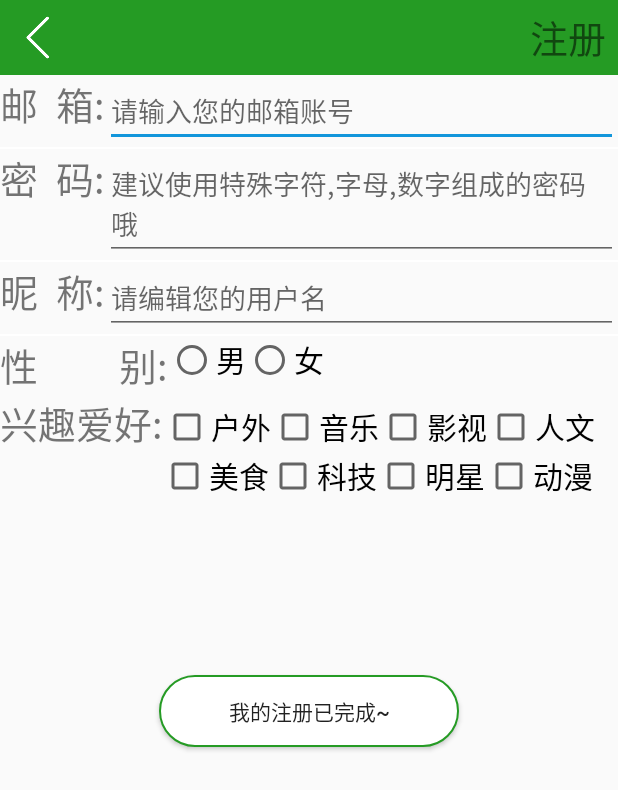
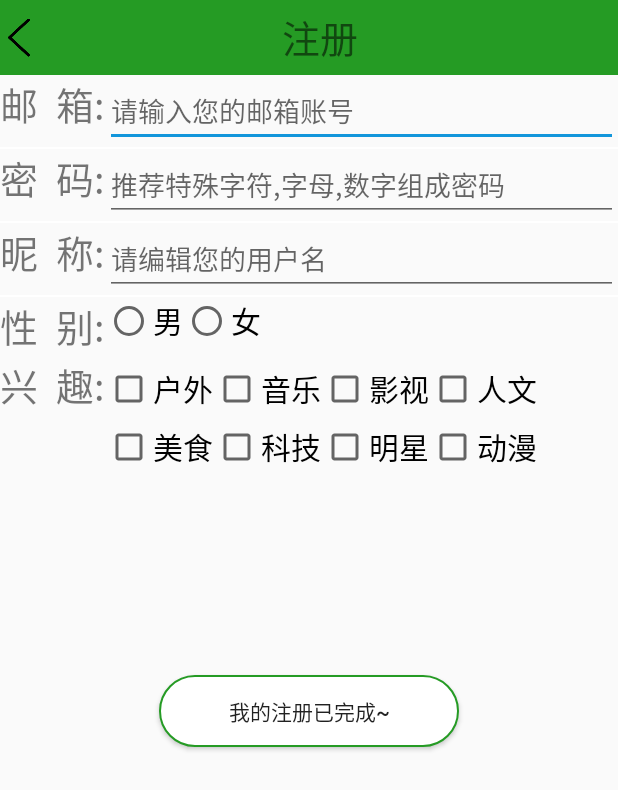
Before and after one commit to liumengyuan7/AndroidTraining, an Android app: the RegisterActivity screen opened directly, with no data from a screen before it, on a phone screen of 412 x 824 dp. Shown: the top 790 px of the screen. Run offline under Robolectric (Android 15) with nearby library versions, the phone set to English and light mode, and no system bars.

Commit message:
push-by-xcy

```diff
--- a/SmallPigeon/app/src/main/java/com/example/smallpigeon/LoginOrRegister/RegisterActivity.java
+++ b/SmallPigeon/app/src/main/java/com/example/smallpigeon/LoginOrRegister/RegisterActivity.java
@@ -2,16 +2,22 @@ package com.example.smallpigeon.LoginOrRegister;
 
 import androidx.appcompat.app.AppCompatActivity;
 
+import android.content.Context;
 import android.content.Intent;
 import android.os.Bundle;
 import android.os.Message;
+import android.util.DisplayMetrics;
 import android.util.Log;
 import android.view.View;
+import android.view.WindowManager;
 import android.widget.Button;
 import android.widget.CheckBox;
 import android.widget.EditText;
+import android.widget.ImageView;
+import android.widget.LinearLayout;
 import android.widget.RadioButton;
 import android.widget.RadioGroup;
+import android.widget.TextView;
 import android.widget.Toast;
 
 import com.example.smallpigeon.Fragment.MyFragment;
@@ -42,7 +48,8 @@ public class RegisterActivity extends AppCompatActivity {
     private CheckBox comic;
     private String str;
     private  String str1;
-
+    private  LinearLayout register_Linear;
+    private ImageView Register_Return;
 
     private EditText register_userEmail;
     private EditText register_userPassword;
@@ -54,7 +61,25 @@ public class RegisterActivity extends AppCompatActivity {
         super.onCreate(savedInstanceState);
         setContentView(R.layout.activity_register);
         getViews();
+        setViews();//屏幕适配
         registListeners();
+    }
+
+    private void setViews() {
+        WindowManager wm = (WindowManager) getSystemService(Context.WINDOW_SERVICE);
+        DisplayMetrics displayMetrics = new DisplayMetrics();
+        wm.getDefaultDisplay().getMetrics(displayMetrics);
+        int displayWidth = displayMetrics.widthPixels;
+        int displayHeight = displayMetrics.heightPixels;
+
+        LinearLayout.LayoutParams params1 = new LinearLayout.LayoutParams(
+                (int)(displayWidth * 1f + 0.1f),
+                (int)(displayHeight * 0.5f + 0.5f));
+        params1.setMargins((int)(displayWidth * 0.001f + 0.1f),(int)(displayHeight * 0.001f + 0.5f)
+                ,(int)(displayWidth * 0.05f + 0.5f),0);
+        register_Linear.setLayoutParams(params1);
+
+
     }
 
     private void getViews() {
@@ -74,11 +99,16 @@ public class RegisterActivity extends AppCompatActivity {
         register_userPassword=findViewById(R.id.register_userPassword);
         register_userNickname=findViewById(R.id.register_userNickname);
 
+        register_Linear=findViewById(R.id.register_Linear);
+
+        Register_Return=findViewById(R.id.Register_Return);
+
 
     }
     private void registListeners(){
         listener = new CustomeClickListener();
         btn_FinishReg.setOnClickListener(listener);
+        Register_Return.setOnClickListener(listener);
     }
 
 
@@ -123,20 +153,25 @@ public class RegisterActivity extends AppCompatActivity {
                     int b = str.length();
                     str1 = str.substring(0,b-1);//性别+兴趣爱好
                     Log.e("str1"," "+str1);
+
+                    String userEmail = register_userEmail.getText().toString();
+                    String userPassword = register_userPassword.getText().toString();
+                    String userNickname=register_userNickname.getText().toString();
+                    userRegister(userEmail,userPassword,userNickname,str1);
+
+                    Toast.makeText(getApplicationContext(),"恭喜你加入小鸽快跑~ 要好好锻炼哦~",Toast.LENGTH_SHORT).show();
+                    Intent intent = new Intent(RegisterActivity.this,LoginActivity.class);
+                    finish();
                     break;
 
-
+                case R.id.Register_Return:
+                    Intent intent3 = new Intent(RegisterActivity.this, LoginActivity.class);
+                    startActivity(intent3);
+                    break;
 
             }
 
-            String userEmail = register_userEmail.getText().toString();
-            String userPassword = register_userPassword.getText().toString();
-            String userNickname=register_userNickname.getText().toString();
-            userRegister(userEmail,userPassword,userNickname,str1);
 
-            Toast.makeText(getApplicationContext(),"恭喜你加入小鸽快跑~ 要好好锻炼哦~",Toast.LENGTH_SHORT).show();
-            Intent intent = new Intent(RegisterActivity.this,LoginActivity.class);
-            finish();
 
 
         }
--- a/SmallPigeon/app/src/main/res/layout/activity_login.xml
+++ b/SmallPigeon/app/src/main/res/layout/activity_login.xml
@@ -15,12 +15,13 @@
         <ImageView
             android:id="@+id/loginReturn"
             android:layout_width="25dp"
-            android:layout_marginLeft="20dp"
+
             android:layout_height="match_parent"
             android:src="@mipmap/returnimage"/>
         <TextView
 
             android:gravity="center"
+            android:layout_marginLeft="-10dp"
             android:layout_weight="1"
             android:layout_width="wrap_content"
             android:layout_height="match_parent"
--- a/SmallPigeon/app/src/main/res/layout/activity_main.xml
+++ b/SmallPigeon/app/src/main/res/layout/activity_main.xml
@@ -9,6 +9,7 @@
     tools:context=".MainActivity">
     <LinearLayout
         android:id="@+id/tabs"
+        android:background="@drawable/main"
         android:layout_width="match_parent"
         android:layout_height="wrap_content"
         android:layout_alignParentBottom="true"
--- a/SmallPigeon/app/src/main/res/layout/activity_personal_center.xml
+++ b/SmallPigeon/app/src/main/res/layout/activity_personal_center.xml
@@ -43,7 +43,7 @@
                 android:text="头像"
 
                 android:layout_gravity="center"
-                android:layout_marginRight="240dp"
+                android:layout_marginRight="220dp"
                 android:textSize="20sp"
                 android:textColor="#000000"
                 />
--- a/SmallPigeon/app/src/main/res/layout/activity_register.xml
+++ b/SmallPigeon/app/src/main/res/layout/activity_register.xml
@@ -14,15 +14,15 @@
         android:layout_height="50dp"
         >
         <ImageView
-            android:id="@+id/personal_center_back"
-            android:layout_width="35dp"
-            android:layout_height="35dp"
-            android:src="@drawable/left"
-            android:layout_marginRight="310dp"
-            android:layout_gravity="center"
-            />
+            android:id="@+id/Register_Return"
+            android:layout_width="25dp"
+            android:layout_height="match_parent"
+            android:src="@mipmap/returnimage"/>
         <TextView
+
             android:gravity="center"
+            android:layout_marginLeft="-10dp"
+            android:layout_weight="1"
             android:layout_width="wrap_content"
             android:layout_height="match_parent"
             android:text="注册"
@@ -67,7 +67,7 @@
                 android:layout_width="match_parent"
                 android:layout_height="wrap_content"
                 android:id="@+id/register_userPassword"
-                android:hint="建议使用特殊字符,字母,数字组成的密码哦"
+                android:hint="推荐特殊字符,字母,数字组成密码"
                 />
         </LinearLayout>
 
@@ -104,7 +104,7 @@
             <TextView
                 android:layout_width="wrap_content"
                 android:layout_height="wrap_content"
-                android:text="性         别:"
+                android:text="性  别:"
                 android:textSize="25sp"
                 />
             <RadioGroup
@@ -130,6 +130,7 @@
         </LinearLayout>
 
         <LinearLayout
+            android:id="@+id/register_Linear"
             android:layout_width="match_parent"
             android:layout_height="100dp"
             android:orientation="vertical">
@@ -140,7 +141,7 @@
                 <TextView
                     android:layout_width="wrap_content"
                     android:layout_height="wrap_content"
-                    android:text="兴趣爱好:"
+                    android:text="兴  趣:"
                     android:textSize="25sp" />
                 <CheckBox
                     android:layout_width="wrap_content"
@@ -175,9 +176,12 @@
                 android:orientation="horizontal"
                 android:layout_width="wrap_content"
                 android:layout_height="wrap_content">
-                <LinearLayout
-                    android:layout_width="107dp"
-                    android:layout_height="match_parent"></LinearLayout>
+                <TextView
+                    android:layout_width="wrap_content"
+                    android:layout_height="wrap_content"
+                    android:text="兴  趣:"
+                    android:alpha="0"
+                    android:textSize="25sp" />
                 <CheckBox
                     android:layout_width="wrap_content"
                     android:layout_height="wrap_content"
```
Also changed, not shown: SmallPigeon/app/src/main/res/drawable/main.xml (added, +13 -0 lines).
